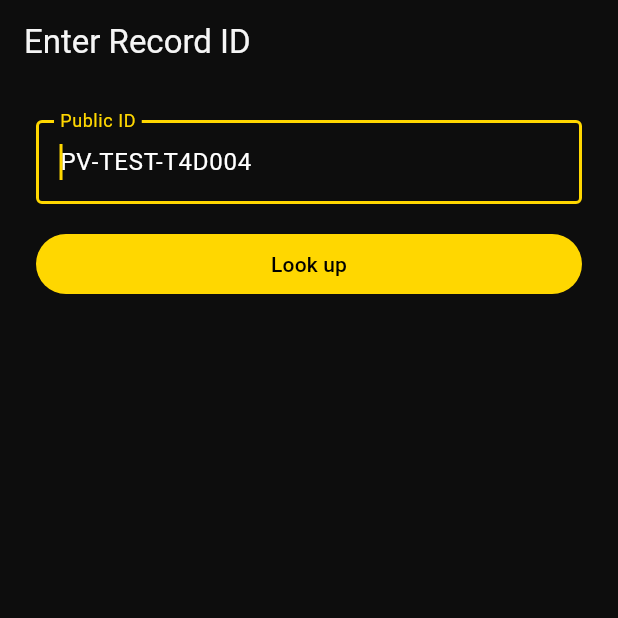
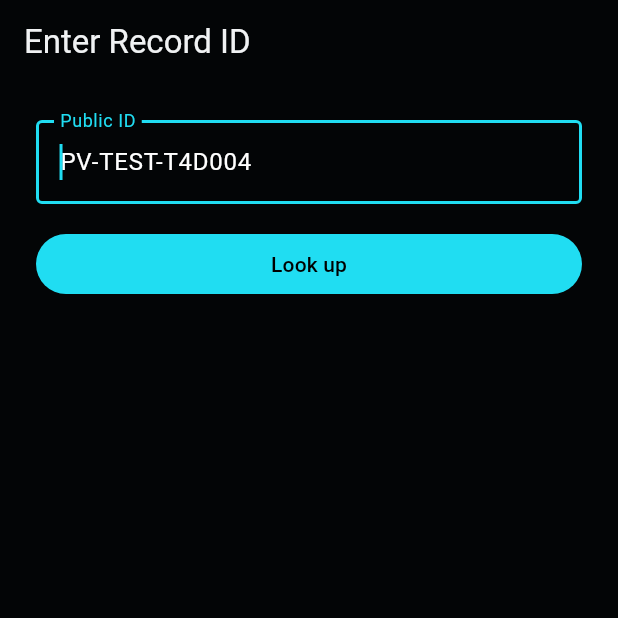
Before and after one commit to VERITAN-TO/provenance-verified, a Flutter app: the ManualEntryScreen screen opened by its route, on a phone screen of 412 x 824 dp, the top half of it. Run offline on Flutter 3.47's test engine with Material 3 defaults, Android fonts, the phone set to English and light mode, and no system bars; our stand-ins replace flutter_riverpod, flutter_secure_storage, go_router, shared_preferences; missing offline and left inert: mobile_scanner; accounts and stored records are empty.

Commit message:
brand(m2-final): PV canonical icon, color tokens, secure storage fix
- Replace default Flutter icon with PV canonical app-icon-1024.png
  (deep carbon background, machined silver mark) across all iOS and
  Android densities — DEFAULT_FLUTTER_ICON = ZERO
- Align pv_colors.dart to canonical brand color tokens:
  deep_carbon background, controlled_cyan CTA, machined_silver,
  canonical tier/certification colors, canonical status colors
- Remove groupId: 'to.veritan.pv' from SecureStorage — eliminates
  errSecMissingEntitlement -34018 on personal-team Debug builds
- Clear RunnerDebug.entitlements (remove keychain-access-groups;
  single-app keychain does not require a shared access group)
- Use PvColors.cyan for all action CTA buttons (Look up, Assess
  Reliance, Save Reliance Receipt); gold reserved for T4 tier only
- Add null guard in _saveReceipt for unloaded trustAsync state
- FLUTTER_ANALYZE = PASS / 172/172 tests PASS

Co-Authored-By: Claude Sonnet 4.6 <noreply@anthropic.com>

```diff
--- a/lib/core/storage/secure_storage.dart
+++ b/lib/core/storage/secure_storage.dart
@@ -4,7 +4,6 @@ class PvSecureStorage {
   static const _storage = FlutterSecureStorage(
     iOptions: IOSOptions(
       accessibility: KeychainAccessibility.first_unlock_this_device,
-      groupId: 'to.veritan.pv',
     ),
     aOptions: AndroidOptions(
       encryptedSharedPreferences: true,
--- a/lib/design/pv_colors.dart
+++ b/lib/design/pv_colors.dart
@@ -1,29 +1,35 @@
 import 'package:flutter/material.dart';
 
 class PvColors {
-  static const Color background = Color(0xFF0D0D0D);
-  static const Color surface = Color(0xFF1A1A1A);
-  static const Color surfaceElevated = Color(0xFF242424);
-  static const Color border = Color(0xFF2E2E2E);
-  static const Color onBackground = Color(0xFFF5F5F5);
-  static const Color onSurface = Color(0xFFE0E0E0);
-  static const Color muted = Color(0xFF888888);
+  // Surfaces — carbon base per brand system
+  static const Color background = Color(0xFF030506);
+  static const Color surface = Color(0xFF10222B);
+  static const Color surfaceElevated = Color(0xFF18303C);
+  static const Color border = Color(0xFF1E3340);
+  static const Color onBackground = Color(0xFFF0F2F3);
+  static const Color onSurface = Color(0xFFD8DBDD);
+  static const Color muted = Color(0xFF6B7880);
 
-  // Tier colors
-  static const Color tier1 = Color(0xFF4A90D9);
-  static const Color tier2 = Color(0xFF7B68EE);
-  static const Color tier3 = Color(0xFF50C878);
-  static const Color tier4 = Color(0xFFFFD700);
+  // Brand identity
+  static const Color cyan = Color(0xFF20DDF2);       // Protocol Cyan — active verification
+  static const Color silver = Color(0xFFB7C0C6);     // Authority Silver — machined silver
 
-  // State colors
-  static const Color success = Color(0xFF4CAF50);
-  static const Color warning = Color(0xFFFFC107);
-  static const Color error = Color(0xFFF44336);
-  static const Color info = Color(0xFF2196F3);
+  // Certification tiers — canonical from brand system
+  static const Color tier1 = Color(0xFF48545E);      // graphite
+  static const Color tier2 = Color(0xFFAD7045);      // bronze
+  static const Color tier3 = Color(0xFFB7C0C6);      // silver
+  static const Color tier4 = Color(0xFFD5A63D);      // gold — certified / highest authority only
+
+  // State colors — canonical from brand system
+  static const Color success = Color(0xFF35D69D);    // approve
+  static const Color warning = Color(0xFFF0B33A);    // pending
+  static const Color error = Color(0xFFFF4D4F);      // failed
+  static const Color revoked = Color(0xFFD9363E);    // revoked
+  static const Color exception = Color(0xFFFFB02E);  // exception
 
   // Prohibition / limitation
-  static const Color prohibited = Color(0xFFFF5252);
-  static const Color limitation = Color(0xFFFFAB40);
+  static const Color prohibited = Color(0xFFFF4D4F);
+  static const Color limitation = Color(0xFFFFB02E);
 
   PvColors._();
 }
--- a/lib/design/pv_theme.dart
+++ b/lib/design/pv_theme.dart
@@ -6,8 +6,8 @@ class PvTheme {
         brightness: Brightness.dark,
         scaffoldBackgroundColor: PvColors.background,
         colorScheme: const ColorScheme.dark(
-          primary: PvColors.tier4,
-          secondary: PvColors.tier3,
+          primary: PvColors.cyan,
+          secondary: PvColors.silver,
           surface: PvColors.surface,
           error: PvColors.error,
         ),
--- a/lib/reliance/screens/reliance_screen.dart
+++ b/lib/reliance/screens/reliance_screen.dart
@@ -120,7 +120,7 @@ class _RelianceScreenState extends ConsumerState<RelianceScreen> {
                             )
                           : const Icon(Icons.save_outlined),
                       label: const Text('Save Reliance Receipt'),
-                      style: FilledButton.styleFrom(backgroundColor: PvColors.tier3),
+                      style: FilledButton.styleFrom(backgroundColor: PvColors.cyan, foregroundColor: Colors.black),
                     ),
                 ],
               );
@@ -141,7 +141,10 @@ class _RelianceScreenState extends ConsumerState<RelianceScreen> {
   }
 
   Future<void> _saveReceipt(dynamic result, dynamic record) async {
-    if (record == null) return;
+    if (record == null) {
+      debugPrint('PV_RECEIPT_SAVE_ERROR: record is null (trustAsync not loaded)');
+      return;
+    }
     setState(() => _saving = true);
     try {
       final notifier = ref.read(receiptNotifierProvider.notifier);
@@ -157,6 +160,7 @@ class _RelianceScreenState extends ConsumerState<RelianceScreen> {
       );
       setState(() => _savedReceiptId = 'saved');
     } catch (e) {
+      debugPrint('PV_RECEIPT_SAVE_ERROR: $e');
       if (mounted) {
         ScaffoldMessenger.of(context).showSnackBar(
           SnackBar(content: Text('Failed to save: $e'), backgroundColor: PvColors.error),
--- a/lib/scanner/screens/manual_entry_screen.dart
+++ b/lib/scanner/screens/manual_entry_screen.dart
@@ -54,7 +54,7 @@ class _ManualEntryScreenState extends State<ManualEntryScreen> {
             FilledButton(
               onPressed: _submit,
               style: FilledButton.styleFrom(
-                backgroundColor: PvColors.tier4,
+                backgroundColor: PvColors.cyan,
                 foregroundColor: Colors.black,
               ),
               child: const Text('Look up'),
--- a/lib/trust/screens/trust_result_screen.dart
+++ b/lib/trust/screens/trust_result_screen.dart
@@ -115,7 +115,7 @@ class _ActionButtons extends StatelessWidget {
             onPressed: () => context.push('/verify/${record.publicId}/actionability'),
             icon: const Icon(Icons.gavel, size: 18),
             label: const Text('Assess Reliance'),
-            style: FilledButton.styleFrom(backgroundColor: PvColors.tier3),
+            style: FilledButton.styleFrom(backgroundColor: PvColors.cyan, foregroundColor: Colors.black),
           ),
       ],
     );
```
Also changed, not shown: 21 other files.
